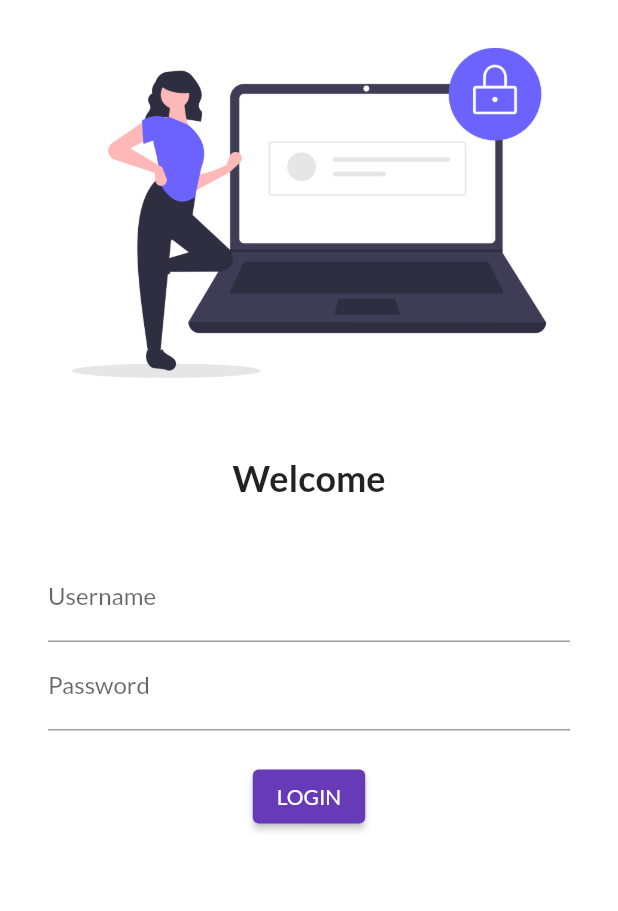
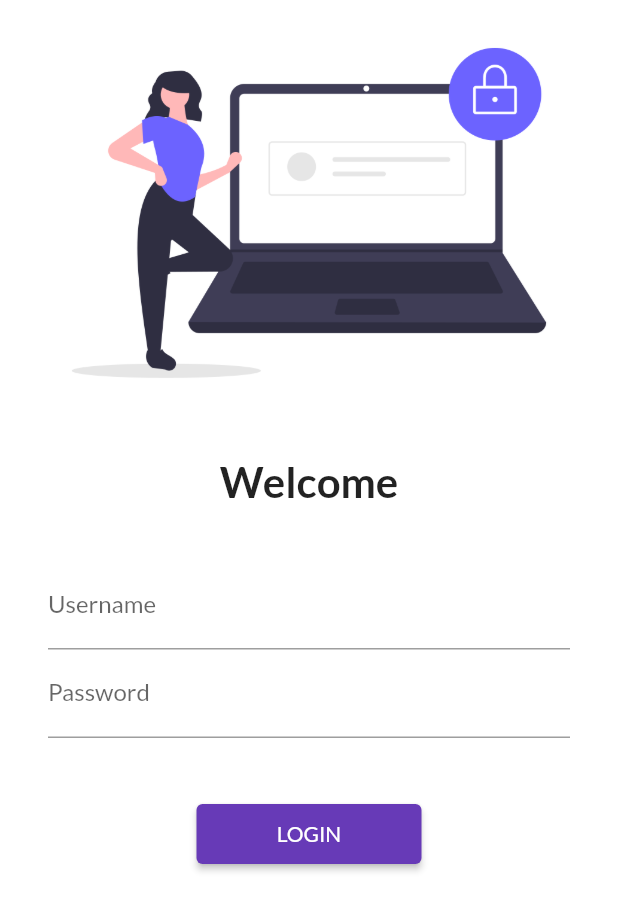
Before and after one commit to mf123478/30-days-of-flutter, a Flutter app: the screen it shows after launch, on a phone screen of 412 x 824 dp. Shown: the top 911 px of the screen. Run offline on Flutter 3.47's test engine with Material 2 defaults, Android fonts, the phone set to English and light mode, and no system bars; our stand-ins replace google_fonts.

Commit message:
day 5 completed

```diff
--- a/lib/main.dart
+++ b/lib/main.dart
@@ -1,6 +1,7 @@
 import 'package:flutter/material.dart';
 import 'package:flutter_catalog/pages/home_page.dart';
 import 'package:flutter_catalog/pages/login_page.dart';
+import 'package:flutter_catalog/utils/routes.dart';
 import 'package:google_fonts/google_fonts.dart';
 
 void main() {
@@ -21,8 +22,8 @@ class MyApp extends StatelessWidget {
         ),
         routes: {
           "/": (context) => LoginPage(),
-          "/Home": (context) => HOMEPage(),
-          "/Login": (context) => LoginPage()
+          MyRoutes.homeRoute: (context) => HOMEPage(),
+          MyRoutes.logInRoute: (context) => LoginPage()
         });
   }
 }
--- a/lib/pages/login_page.dart
+++ b/lib/pages/login_page.dart
@@ -1,10 +1,12 @@
 import 'package:flutter/material.dart';
+import 'package:flutter_catalog/utils/routes.dart';
 
 class LoginPage extends StatelessWidget {
   @override
   Widget build(BuildContext context) {
     return Material(
         color: Colors.white,
+        child: SingleChildScrollView(
           child: Column(
             children: [
               Image.asset(
@@ -16,14 +18,14 @@ class LoginPage extends StatelessWidget {
               ),
               Text(
                 "Welcome",
-              style: TextStyle(fontSize: 24, fontWeight: FontWeight.bold),
+                style: TextStyle(fontSize: 28, fontWeight: FontWeight.bold),
               ),
               SizedBox(
                 height: 20.0,
               ),
               Padding(
-              padding:
-                  const EdgeInsets.symmetric(vertical: 16.0, horizontal: 32.0),
+                padding: const EdgeInsets.symmetric(
+                    vertical: 16.0, horizontal: 32.0),
                 child: Column(
                   children: [
                     TextFormField(
@@ -36,19 +38,20 @@ class LoginPage extends StatelessWidget {
                           hintText: "Enter password", labelText: "Password"),
                     ),
                     SizedBox(
-                    height: 20.0,
+                      height: 40.0,
                     ),
                     ElevatedButton(
                       onPressed: () {
-                      print("hi muhammad faisal");
+                        Navigator.pushNamed(context, MyRoutes.homeRoute);
                       },
                       child: Text("LOGIN"),
-                    style: TextButton.styleFrom(),
+                      style: TextButton.styleFrom(minimumSize: Size(150, 40)),
                     )
                   ],
                 ),
               )
             ],
+          ),
         ));
   }
 }
--- /dev/null
+++ b/lib/utils/routes.dart
@@ -0,0 +1,4 @@
+class MyRoutes {
+  static String logInRoute = "/logIn";
+  static String homeRoute = "/home";
+}
```
Lines whose indentation alone changed are shown as unchanged.
